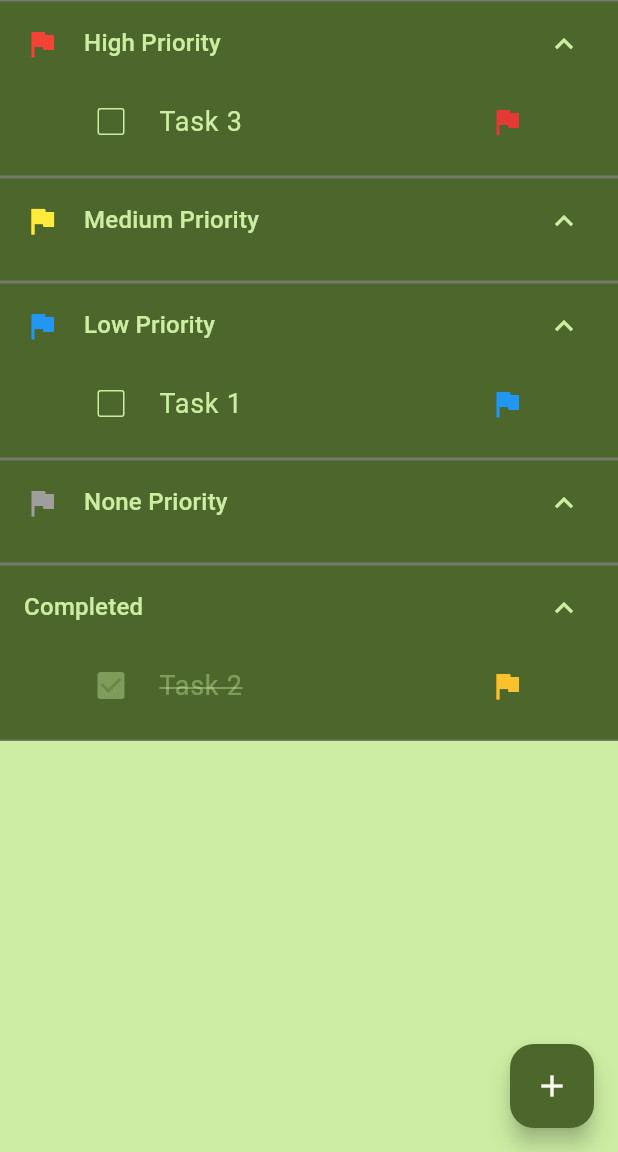
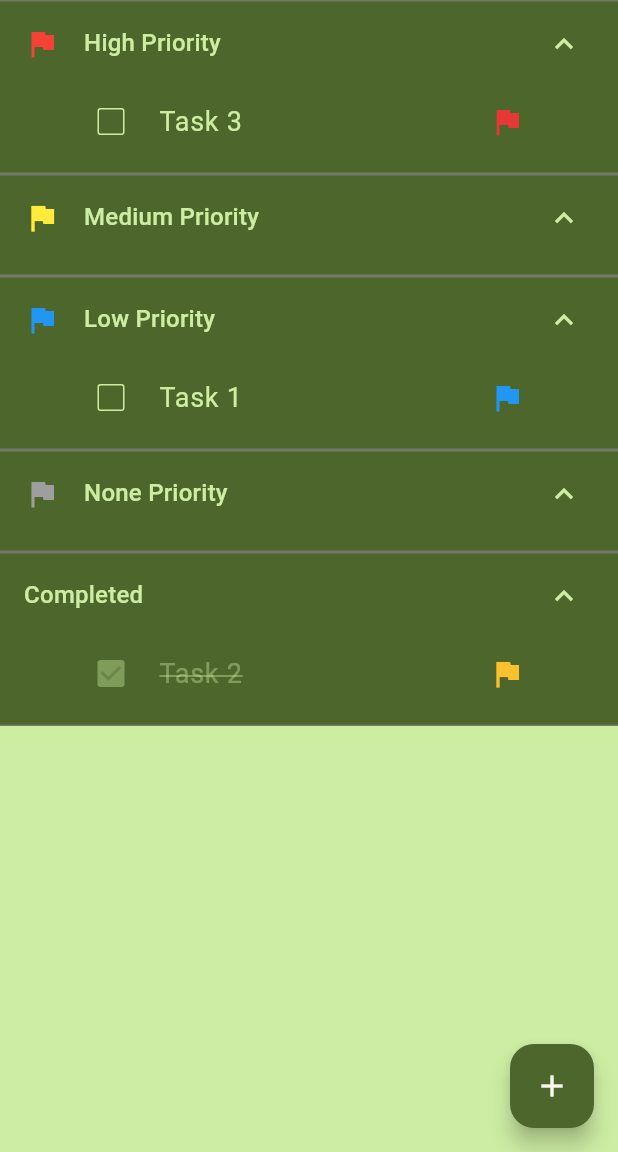
Before and after one commit to csarevalo/todo-list, a Flutter app: the screen it shows after launch, on a phone screen of 412 x 824 dp, the part 84-1236 px from its top. Run offline on Flutter 3.47's test engine with Material 3 defaults, Android fonts, the phone set to English and light mode, and no system bars; drawn by our look-alikes of flutter_slidable; our stand-ins replace google_fonts.

Commit message:
padding chagne

```diff
--- a/lib/src/screens/home_screen.dart
+++ b/lib/src/screens/home_screen.dart
@@ -181,7 +181,7 @@ class ExpansionTileByCategory extends StatelessWidget {
     return ExpansionTile(
       leading: leading,
       initiallyExpanded: true,
-      childrenPadding: const EdgeInsets.only(bottom: 12),
+      childrenPadding: const EdgeInsets.only(bottom: 10),
       backgroundColor: themeColors.primary,
       collapsedBackgroundColor: themeColors.primary,
       iconColor: themeColors.primaryContainer,
```
